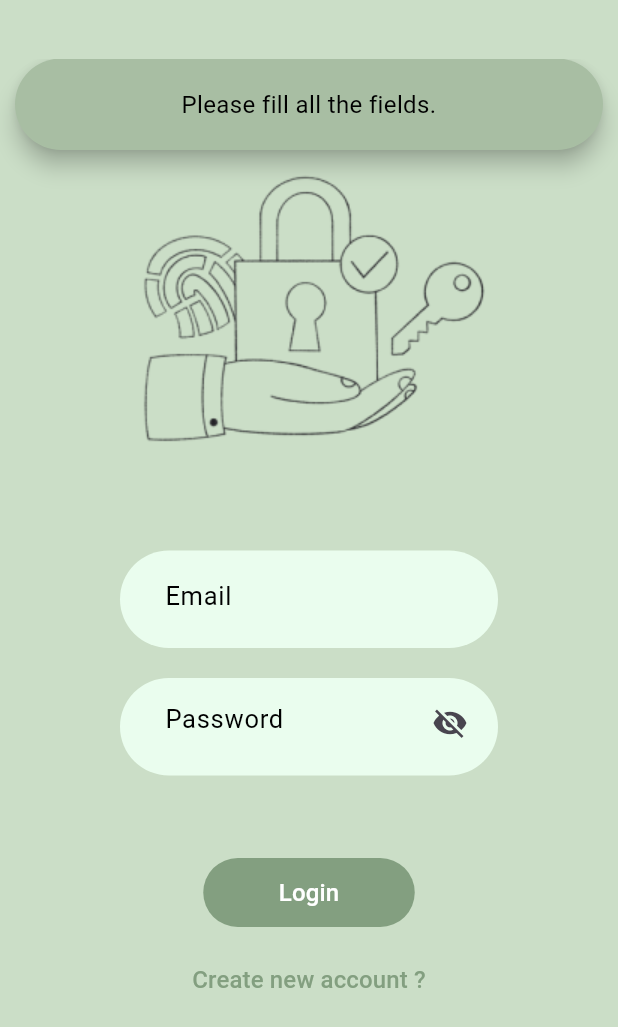
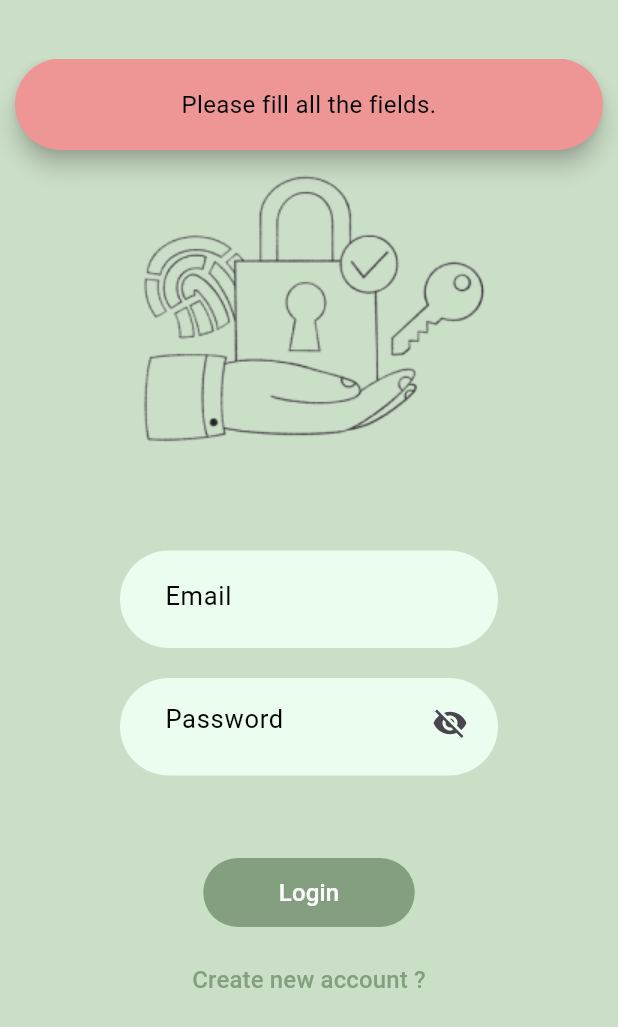
Before and after one commit to vassilikim/caider, a Flutter app: the screen it shows after launch, after a tap on "Login", on a phone screen of 412 x 824 dp. Shown: the top 1027 px of the screen. Run offline on Flutter 3.47's test engine with Material 3 defaults, Android fonts, the phone set to English and light mode, and no system bars; our stand-ins replace image_picker.

Commit message:
fix: color of snackbar

```diff
--- a/lib/auth/login.dart
+++ b/lib/auth/login.dart
@@ -29,10 +29,13 @@ class _LoginPageState extends State<LoginPage> {
   void logIn() async {
     if (email == '' || password == '') {
       return MyMessageHandler.showSnackbar(
-          context, _scaffoldKey, 'Please fill all the fields.');
+          context,
+          _scaffoldKey,
+          'Please fill all the fields.',
+          const Color.fromARGB(255, 238, 150, 150));
     } else if (!email.isValidEmail()) {
-      return MyMessageHandler.showSnackbar(
-          context, _scaffoldKey, 'Invalid email address.');
+      return MyMessageHandler.showSnackbar(context, _scaffoldKey,
+          'Invalid email address.', const Color.fromARGB(255, 238, 150, 150));
     } else {
       User currentUser = users.firstWhere(
         (user) =>
@@ -43,7 +46,10 @@ class _LoginPageState extends State<LoginPage> {
       );
       if (currentUser.toJson()["email"] == "null") {
         return MyMessageHandler.showSnackbar(
-            context, _scaffoldKey, 'Wrong email or password.');
+            context,
+            _scaffoldKey,
+            'Wrong email or password.',
+            const Color.fromARGB(255, 238, 150, 150));
       }
       user = currentUser.toJson();
       Navigator.pushReplacement(context, MaterialPageRoute(builder: (context) {
@@ -58,7 +64,10 @@ class _LoginPageState extends State<LoginPage> {
     Future(() async {
       if (justSignedUp) {
         MyMessageHandler.showSnackbar(
-            context, _scaffoldKey, 'Login with your new account.');
+            context,
+            _scaffoldKey,
+            'Login with your new account.',
+            const Color.fromARGB(255, 168, 190, 163));
       }
       setState(() {
         justSignedUp = false;
--- a/lib/widgets/snackbar.dart
+++ b/lib/widgets/snackbar.dart
@@ -1,13 +1,14 @@
 import 'package:flutter/material.dart';
 
 class MyMessageHandler {
-  static void showSnackbar(var context, var _scaffoldKey, String message) {
+  static void showSnackbar(
+      var context, var _scaffoldKey, String message, var color) {
     _scaffoldKey.currentState!.hideCurrentSnackBar();
     _scaffoldKey.currentState!.showSnackBar(
       SnackBar(
         behavior: SnackBarBehavior.floating,
         duration: const Duration(seconds: 1),
-        backgroundColor: const Color.fromARGB(255, 168, 190, 163),
+        backgroundColor: color,
         shape: RoundedRectangleBorder(
           borderRadius: BorderRadius.circular(100),
         ),
```
Also changed, not shown: lib/auth/signup.dart (+16 -7 lines).
